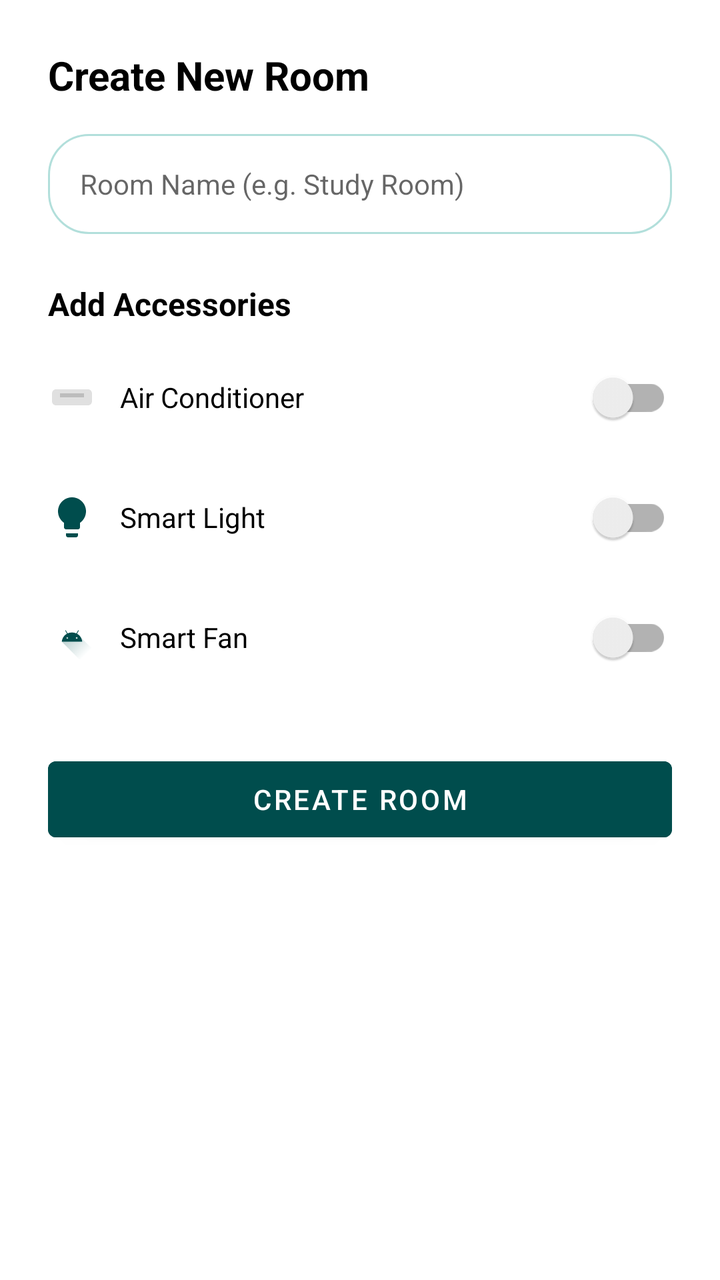
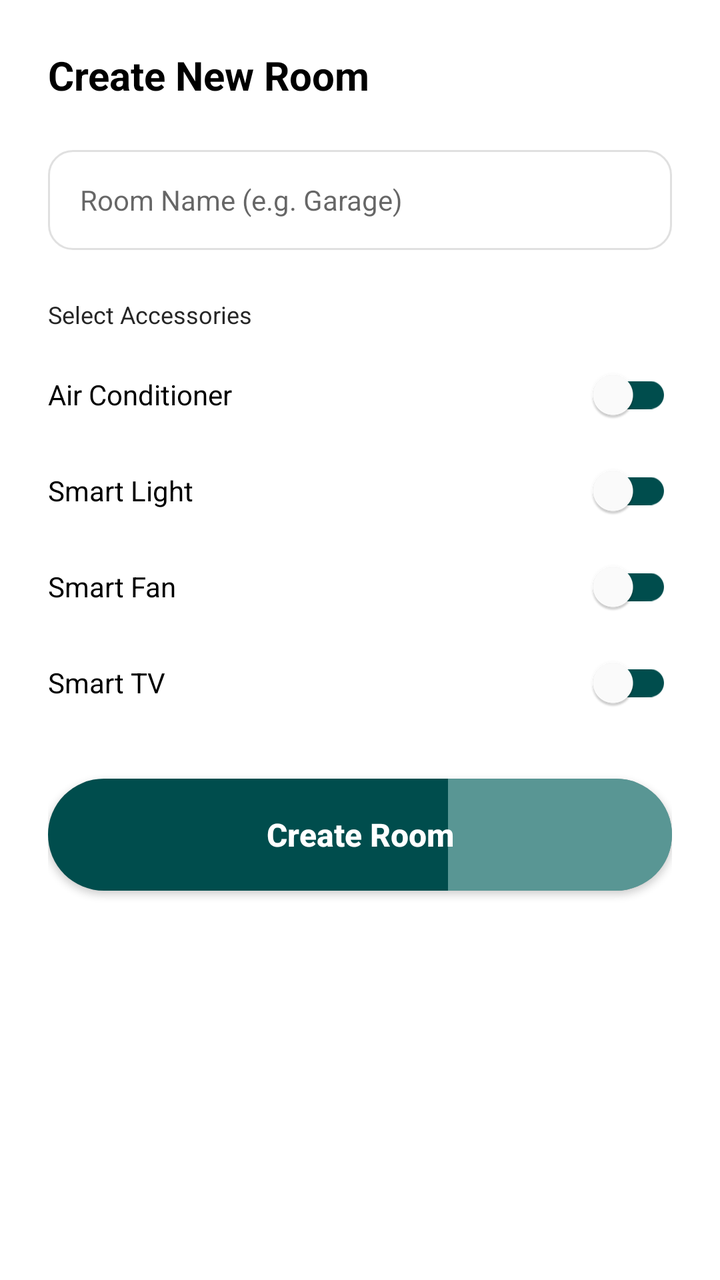

An Android layout rendered at two revisions. The XML below is the earlier revision; the diff shows what the commit changed to produce the second picture.
<!-- AndroidManifest.xml: application theme Theme.SmartHome -->
<!-- res/layout/dialog_create_room.xml -->
<?xml version="1.0" encoding="utf-8"?>
<LinearLayout xmlns:android="http://schemas.android.com/apk/res/android"
    android:layout_width="match_parent"
    android:layout_height="wrap_content"
    android:orientation="vertical"
    android:padding="24dp"
    android:background="@color/white">

    <TextView
        android:layout_width="wrap_content"
        android:layout_height="wrap_content"
        android:text="Create New Room"
        android:textColor="@color/black"
        android:textSize="20sp"
        android:textStyle="bold" />

    <EditText
        android:id="@+id/et_room_name"
        android:layout_width="match_parent"
        android:layout_height="50dp"
        android:layout_marginTop="16dp"
        android:background="@drawable/bg_search_outline"
        android:hint="Room Name (e.g. Study Room)"
        android:paddingHorizontal="16dp"
        android:textSize="14sp" />

    <TextView
        android:layout_width="wrap_content"
        android:layout_height="wrap_content"
        android:layout_marginTop="24dp"
        android:text="Add Accessories"
        android:textColor="@color/black"
        android:textSize="16sp"
        android:textStyle="bold" />

    
    <LinearLayout
        android:layout_width="match_parent"
        android:layout_height="wrap_content"
        android:layout_marginTop="12dp"
        android:gravity="center_vertical"
        android:orientation="horizontal">

        <ImageView
            android:layout_width="24dp"
            android:layout_height="24dp"
            android:src="@drawable/ic_ac"
            android:contentDescription="AC" />

        <TextView
            android:layout_width="0dp"
            android:layout_height="wrap_content"
            android:layout_marginStart="12dp"
            android:layout_weight="1"
            android:text="Air Conditioner"
            android:textColor="@color/black" />

        <androidx.appcompat.widget.SwitchCompat
            android:id="@+id/switch_ac"
            android:layout_width="wrap_content"
            android:layout_height="wrap_content" />
    </LinearLayout>

    
    <LinearLayout
        android:layout_width="match_parent"
        android:layout_height="wrap_content"
        android:layout_marginTop="12dp"
        android:gravity="center_vertical"
        android:orientation="horizontal">

        <ImageView
            android:layout_width="24dp"
            android:layout_height="24dp"
            android:src="@drawable/ic_bulb"
            android:contentDescription="Light" />

        <TextView
            android:layout_width="0dp"
            android:layout_height="wrap_content"
            android:layout_marginStart="12dp"
            android:layout_weight="1"
            android:text="Smart Light"
            android:textColor="@color/black" />

        <androidx.appcompat.widget.SwitchCompat
            android:id="@+id/switch_light"
            android:layout_width="wrap_content"
            android:layout_height="wrap_content" />
    </LinearLayout>

    
    <LinearLayout
        android:layout_width="match_parent"
        android:layout_height="wrap_content"
        android:layout_marginTop="12dp"
        android:gravity="center_vertical"
        android:orientation="horizontal">

        <ImageView
            android:layout_width="24dp"
            android:layout_height="24dp"
            android:src="@drawable/ic_launcher_foreground"
            android:contentDescription="Fan"
            android:tint="@color/primary_teal" />

        <TextView
            android:layout_width="0dp"
            android:layout_height="wrap_content"
            android:layout_marginStart="12dp"
            android:layout_weight="1"
            android:text="Smart Fan"
            android:textColor="@color/black" />

        <androidx.appcompat.widget.SwitchCompat
            android:id="@+id/switch_fan"
            android:layout_width="wrap_content"
            android:layout_height="wrap_content" />
    </LinearLayout>

    <Button
        android:id="@+id/btn_create"
        android:layout_width="match_parent"
        android:layout_height="50dp"
        android:layout_marginTop="32dp"
        android:backgroundTint="@color/primary_teal"
        android:text="Create Room"
        android:textColor="@color/white" />

</LinearLayout>
<!-- resources referenced by this layout -->
<resources>
  <color name="black">#000000</color>
  <color name="primary_teal">#004D4D</color>
  <color name="white">#FFFFFF</color>
  <!-- drawable bg_search_outline (drawable) -->
  <?xml version="1.0" encoding="utf-8"?>
  <shape xmlns:android="http://schemas.android.com/apk/res/android">
      <stroke android:width="1dp" android:color="#B2DFDB" />
      <corners android:radius="20dp" />
      <solid android:color="@color/white" />
  </shape>
  <!-- drawable ic_ac (drawable) -->
  <vector xmlns:android="http://schemas.android.com/apk/res/android"
      android:width="60dp"
      android:height="40dp"
      android:viewportWidth="60"
      android:viewportHeight="40">
    <path
        android:pathData="M50,10H10C7.24,10 5,12.24 5,15v10c0,2.76 2.24,5 5,5h40c2.76,0 5,-2.24 5,-5V15C55,12.24 52.76,10 50,10z"
        android:fillColor="#E0E0E0"/>
    <path
        android:pathData="M45,20H15v-5h30V20z"
        android:fillColor="#BDBDBD"/>
  </vector>
  <!-- drawable ic_bulb (drawable) -->
  <vector xmlns:android="http://schemas.android.com/apk/res/android"
      android:width="24dp"
      android:height="24dp"
      android:viewportWidth="24"
      android:viewportHeight="24">
    <path
        android:fillColor="#004D4D"
        android:pathData="M12,2c-3.86,0 -7,3.14 -7,7c0,2.38 1.19,4.47 3,5.74V17c0,0.55 0.45,1 1,1h6c0.55,0 1,-0.45 1,-1v-2.26c1.81,-1.27 3,-3.36 3,-5.74c0,-3.86 -3.14,-7 -7,-7zM9,21c0,0.55 0.45,1 1,1h4c0.55,0 1,-0.45 1,-1v-1H9v1z"/>
  </vector>
  <!-- drawable ic_launcher_foreground (drawable) -->
  <vector xmlns:android="http://schemas.android.com/apk/res/android"
      xmlns:aapt="http://schemas.android.com/aapt"
      android:width="108dp"
      android:height="108dp"
      android:viewportWidth="108"
      android:viewportHeight="108">
      <path android:pathData="M31,63.928c0,0 6.4,-11 12.1,-13.1c7.2,-2.6 26,-1.4 26,-1.4l38.1,38.1L107,108.928l-32,-1L31,63.928z">
          <aapt:attr name="android:fillColor">
              <gradient
                  android:endX="85.84757"
                  android:endY="92.4963"
                  android:startX="42.9492"
                  android:startY="49.59793"
                  android:type="linear">
                  <item
                      android:color="#44000000"
                      android:offset="0.0" />
                  <item
                      android:color="#00000000"
                      android:offset="1.0" />
              </gradient>
          </aapt:attr>
      </path>
      <path
          android:fillColor="#FFFFFF"
          android:fillType="nonZero"
          android:pathData="M65.3,45.828l3.8,-6.6c0.2,-0.4 0.1,-0.9 -0.3,-1.1c-0.4,-0.2 -0.9,-0.1 -1.1,0.3l-3.9,6.7c-6.3,-2.8 -13.4,-2.8 -19.7,0l-3.9,-6.7c-0.2,-0.4 -0.7,-0.5 -1.1,-0.3C38.8,38.328 38.7,38.828 38.9,39.228l3.8,6.6C36.2,49.428 31.7,56.028 31,63.928h46C76.3,56.028 71.8,49.428 65.3,45.828zM43.4,57.328c-0.8,0 -1.5,-0.5 -1.8,-1.2c-0.3,-0.7 -0.1,-1.5 0.4,-2.1c0.5,-0.5 1.4,-0.7 2.1,-0.4c0.7,0.3 1.2,1 1.2,1.8C45.3,56.528 44.5,57.328 43.4,57.328L43.4,57.328zM64.6,57.328c-0.8,0 -1.5,-0.5 -1.8,-1.2s-0.1,-1.5 0.4,-2.1c0.5,-0.5 1.4,-0.7 2.1,-0.4c0.7,0.3 1.2,1 1.2,1.8C66.5,56.528 65.6,57.328 64.6,57.328L64.6,57.328z"
          android:strokeWidth="1"
          android:strokeColor="#00000000" />
  </vector>
  <style name="Theme.SmartHome" parent="Base.Theme.SmartHome" />
  <style name="Base.Theme.SmartHome" parent="Theme.MaterialComponents.Light.NoActionBar">
          
          <item name="android:colorBackground">@color/background_light</item>
          <item name="android:windowLightStatusBar">true</item>
          <item name="android:statusBarColor">@color/white</item>
      </style>
  <color name="background_light">#F5F7F7</color>
</resources>

<!-- the commit's change to res/layout/dialog_create_room.xml (unified diff, before → after) -->
@@ -1,130 +1,176 @@
 <?xml version="1.0" encoding="utf-8"?>
-<LinearLayout xmlns:android="http://schemas.android.com/apk/res/android"
+<androidx.constraintlayout.widget.ConstraintLayout xmlns:android="http://schemas.android.com/apk/res/android"
+    xmlns:app="http://schemas.android.com/apk/res-auto"
     android:layout_width="match_parent"
     android:layout_height="wrap_content"
-    android:orientation="vertical"
     android:padding="24dp"
     android:background="@color/white">
 
     <TextView
+        android:id="@+id/tv_dialog_title"
         android:layout_width="wrap_content"
         android:layout_height="wrap_content"
         android:text="Create New Room"
         android:textColor="@color/black"
         android:textSize="20sp"
-        android:textStyle="bold" />
+        android:textStyle="bold"
+        app:layout_constraintStart_toStartOf="parent"
+        app:layout_constraintTop_toTopOf="parent" />
 
     <EditText
         android:id="@+id/et_room_name"
         android:layout_width="match_parent"
         android:layout_height="50dp"
-        android:layout_marginTop="16dp"
-        android:background="@drawable/bg_search_outline"
-        android:hint="Room Name (e.g. Study Room)"
+        android:layout_marginTop="24dp"
+        android:background="@drawable/bg_edittext"
+        android:hint="Room Name (e.g. Garage)"
+        android:inputType="textCapWords"
         android:paddingHorizontal="16dp"
-        android:textSize="14sp" />
+        android:textSize="14sp"
+        app:layout_constraintTop_toBottomOf="@id/tv_dialog_title" />
 
     <TextView
+        android:id="@+id/tv_accessories_label"
         android:layout_width="wrap_content"
         android:layout_height="wrap_content"
         android:layout_marginTop="24dp"
-        android:text="Add Accessories"
-        android:textColor="@color/black"
-        android:textSize="16sp"
-        android:textStyle="bold" />
+        android:text="Select Accessories"
+        android:textColor="@color/gray_text"
+        android:textSize="12sp"
+        app:layout_constraintStart_toStartOf="parent"
+        app:layout_constraintTop_toBottomOf="@id/et_room_name" />
 
-    
-    <LinearLayout
+    <androidx.core.widget.NestedScrollView
+        android:id="@+id/nsv_accessories"
         android:layout_width="match_parent"
-        android:layout_height="wrap_content"
-        android:layout_marginTop="12dp"
-        android:gravity="center_vertical"
-        android:orientation="horizontal">
+        android:layout_height="200dp"
+        android:layout_marginTop="8dp"
+        app:layout_constraintTop_toBottomOf="@id/tv_accessories_label">
 
-        <ImageView
-            android:layout_width="24dp"
-            android:layout_height="24dp"
-            android:src="@drawable/ic_ac"
-            android:contentDescription="AC" />
+        <LinearLayout
+            android:layout_width="match_parent"
+            android:layout_height="wrap_content"
+            android:orientation="vertical">
 
-        <TextView
-            android:layout_width="0dp"
-            android:layout_height="wrap_content"
-            android:layout_marginStart="12dp"
-            android:layout_weight="1"
-            android:text="Air Conditioner"
-            android:textColor="@color/black" />
+            
+            <RelativeLayout
+                android:id="@+id/rl_ac"
+                android:layout_width="match_parent"
+                android:layout_height="48dp">
+                <TextView
+                    android:layout_width="wrap_content"
+                    android:layout_height="wrap_content"
+                    android:layout_centerVertical="true"
+                    android:text="Air Conditioner"
+                    android:textColor="@color/black" />
+                <androidx.appcompat.widget.SwitchCompat
+                    android:id="@+id/switch_ac"
+                    android:layout_width="wrap_content"
+                    android:layout_height="wrap_content"
+                    android:layout_alignParentEnd="true"
+                    android:layout_centerVertical="true"
+                    app:thumbTint="@color/white"
+                    app:trackTint="@color/primary_teal" />
+            </RelativeLayout>
 
-        <androidx.appcompat.widget.SwitchCompat
-            android:id="@+id/switch_ac"
-            android:layout_width="wrap_content"
-            android:layout_height="wrap_content" />
-    </LinearLayout>
+            
+            <RelativeLayout
+                android:id="@+id/rl_light"
+                android:layout_width="match_parent"
+                android:layout_height="48dp">
+                <TextView
+                    android:layout_width="wrap_content"
+                    android:layout_height="wrap_content"
+                    android:layout_centerVertical="true"
+                    android:text="Smart Light"
+                    android:textColor="@color/black" />
+                <androidx.appcompat.widget.SwitchCompat
+                    android:id="@+id/switch_light"
+                    android:layout_width="wrap_content"
+                    android:layout_height="wrap_content"
+                    android:layout_alignParentEnd="true"
+                    android:layout_centerVertical="true"
+                    app:thumbTint="@color/white"
+                    app:trackTint="@color/primary_teal" />
+            </RelativeLayout>
 
-    
-    <LinearLayout
-        android:layout_width="match_parent"
-        android:layout_height="wrap_content"
-        android:layout_marginTop="12dp"
-        android:gravity="center_vertical"
-        android:orientation="horizontal">
+            
+            <RelativeLayout
+                android:id="@+id/rl_fan"
+                android:layout_width="match_parent"
+                android:layout_height="48dp">
+                <TextView
+                    android:layout_width="wrap_content"
+                    android:layout_height="wrap_content"
+                    android:layout_centerVertical="true"
+                    android:text="Smart Fan"
+                    android:textColor="@color/black" />
+                <androidx.appcompat.widget.SwitchCompat
+                    android:id="@+id/switch_fan"
+                    android:layout_width="wrap_content"
+                    android:layout_height="wrap_content"
+                    android:layout_alignParentEnd="true"
+                    android:layout_centerVertical="true"
+                    app:thumbTint="@color/white"
+                    app:trackTint="@color/primary_teal" />
+            </RelativeLayout>
 
-        <ImageView
-            android:layout_width="24dp"
-            android:layout_height="24dp"
-            android:src="@drawable/ic_bulb"
-            android:contentDescription="Light" />
+            
+            <RelativeLayout
+                android:id="@+id/rl_tv"
+                android:layout_width="match_parent"
+                android:layout_height="48dp">
+                <TextView
+                    android:layout_width="wrap_content"
+                    android:layout_height="wrap_content"
+                    android:layout_centerVertical="true"
+                    android:text="Smart TV"
+                    android:textColor="@color/black" />
+                <androidx.appcompat.widget.SwitchCompat
+                    android:id="@+id/switch_tv"
+                    android:layout_width="wrap_content"
+                    android:layout_height="wrap_content"
+                    android:layout_alignParentEnd="true"
+                    android:layout_centerVertical="true"
+                    app:thumbTint="@color/white"
+                    app:trackTint="@color/primary_teal" />
+            </RelativeLayout>
 
-        <TextView
-            android:layout_width="0dp"
-            android:layout_height="wrap_content"
-            android:layout_marginStart="12dp"
-            android:layout_weight="1"
-            android:text="Smart Light"
-            android:textColor="@color/black" />
+            
+            <RelativeLayout
+                android:id="@+id/rl_speaker"
+                android:layout_width="match_parent"
+                android:layout_height="48dp">
+                <TextView
+                    android:layout_width="wrap_content"
+                    android:layout_height="wrap_content"
+                    android:layout_centerVertical="true"
+                    android:text="Smart Speaker"
+                    android:textColor="@color/black" />
+                <androidx.appcompat.widget.SwitchCompat
+                    android:id="@+id/switch_speaker"
+                    android:layout_width="wrap_content"
+                    android:layout_height="wrap_content"
+                    android:layout_alignParentEnd="true"
+                    android:layout_centerVertical="true"
+                    app:thumbTint="@color/white"
+                    app:trackTint="@color/primary_teal" />
+            </RelativeLayout>
 
-        <androidx.appcompat.widget.SwitchCompat
-            android:id="@+id/switch_light"
-            android:layout_width="wrap_content"
-            android:layout_height="wrap_content" />
-    </LinearLayout>
+        </LinearLayout>
+    </androidx.core.widget.NestedScrollView>
 
-    
-    <LinearLayout
-        android:layout_width="match_parent"
-        android:layout_height="wrap_content"
-        android:layout_marginTop="12dp"
-        android:gravity="center_vertical"
-        android:orientation="horizontal">
-
-        <ImageView
-            android:layout_width="24dp"
-            android:layout_height="24dp"
-            android:src="@drawable/ic_launcher_foreground"
-            android:contentDescription="Fan"
-            android:tint="@color/primary_teal" />
-
-        <TextView
-            android:layout_width="0dp"
-            android:layout_height="wrap_content"
-            android:layout_marginStart="12dp"
-            android:layout_weight="1"
-            android:text="Smart Fan"
-            android:textColor="@color/black" />
-
-        <androidx.appcompat.widget.SwitchCompat
-            android:id="@+id/switch_fan"
-            android:layout_width="wrap_content"
-            android:layout_height="wrap_content" />
-    </LinearLayout>
-
-    <Button
+    <androidx.appcompat.widget.AppCompatButton
         android:id="@+id/btn_create"
         android:layout_width="match_parent"
-        android:layout_height="50dp"
-        android:layout_marginTop="32dp"
-        android:backgroundTint="@color/primary_teal"
+        android:layout_height="56dp"
+        android:layout_marginTop="16dp"
+        android:background="@drawable/bg_pill_button"
         android:text="Create Room"
-        android:textColor="@color/white" />
+        android:textAllCaps="false"
+        android:textColor="@color/white"
+        android:textSize="16sp"
+        android:textStyle="bold"
+        app:layout_constraintTop_toBottomOf="@id/nsv_accessories" />
 
-</LinearLayout>
+</androidx.constraintlayout.widget.ConstraintLayout>
<!-- resource entries referenced after the edit -->
@@ -1,70 +1,36 @@
 <!-- resources referenced by this layout -->
 <resources>
   <color name="black">#000000</color>
+  <color name="gray_text">#262626</color>
   <color name="primary_teal">#004D4D</color>
   <color name="white">#FFFFFF</color>
-  <!-- drawable bg_search_outline (drawable) -->
+  <!-- drawable bg_edittext (drawable) -->
   <?xml version="1.0" encoding="utf-8"?>
+  
   <shape xmlns:android="http://schemas.android.com/apk/res/android">
-      <stroke android:width="1dp" android:color="#B2DFDB" />
-      <corners android:radius="20dp" />
+      <stroke android:width="1dp" android:color="@color/light_gray" />
+      <corners android:radius="12dp" />
       <solid android:color="@color/white" />
   </shape>
-  <!-- drawable ic_ac (drawable) -->
-  <vector xmlns:android="http://schemas.android.com/apk/res/android"
-      android:width="60dp"
-      android:height="40dp"
-      android:viewportWidth="60"
-      android:viewportHeight="40">
-    <path
-        android:pathData="M50,10H10C7.24,10 5,12.24 5,15v10c0,2.76 2.24,5 5,5h40c2.76,0 5,-2.24 5,-5V15C55,12.24 52.76,10 50,10z"
-        android:fillColor="#E0E0E0"/>
-    <path
-        android:pathData="M45,20H15v-5h30V20z"
-        android:fillColor="#BDBDBD"/>
-  </vector>
-  <!-- drawable ic_bulb (drawable) -->
-  <vector xmlns:android="http://schemas.android.com/apk/res/android"
-      android:width="24dp"
-      android:height="24dp"
-      android:viewportWidth="24"
-      android:viewportHeight="24">
-    <path
-        android:fillColor="#004D4D"
-        android:pathData="M12,2c-3.86,0 -7,3.14 -7,7c0,2.38 1.19,4.47 3,5.74V17c0,0.55 0.45,1 1,1h6c0.55,0 1,-0.45 1,-1v-2.26c1.81,-1.27 3,-3.36 3,-5.74c0,-3.86 -3.14,-7 -7,-7zM9,21c0,0.55 0.45,1 1,1h4c0.55,0 1,-0.45 1,-1v-1H9v1z"/>
-  </vector>
-  <!-- drawable ic_launcher_foreground (drawable) -->
-  <vector xmlns:android="http://schemas.android.com/apk/res/android"
-      xmlns:aapt="http://schemas.android.com/aapt"
-      android:width="108dp"
-      android:height="108dp"
-      android:viewportWidth="108"
-      android:viewportHeight="108">
-      <path android:pathData="M31,63.928c0,0 6.4,-11 12.1,-13.1c7.2,-2.6 26,-1.4 26,-1.4l38.1,38.1L107,108.928l-32,-1L31,63.928z">
-          <aapt:attr name="android:fillColor">
-              <gradient
-                  android:endX="85.84757"
-                  android:endY="92.4963"
-                  android:startX="42.9492"
-                  android:startY="49.59793"
-                  android:type="linear">
-                  <item
-                      android:color="#44000000"
-                      android:offset="0.0" />
-                  <item
-                      android:color="#00000000"
-                      android:offset="1.0" />
-              </gradient>
-          </aapt:attr>
-      </path>
-      <path
-          android:fillColor="#FFFFFF"
-          android:fillType="nonZero"
-          android:pathData="M65.3,45.828l3.8,-6.6c0.2,-0.4 0.1,-0.9 -0.3,-1.1c-0.4,-0.2 -0.9,-0.1 -1.1,0.3l-3.9,6.7c-6.3,-2.8 -13.4,-2.8 -19.7,0l-3.9,-6.7c-0.2,-0.4 -0.7,-0.5 -1.1,-0.3C38.8,38.328 38.7,38.828 38.9,39.228l3.8,6.6C36.2,49.428 31.7,56.028 31,63.928h46C76.3,56.028 71.8,49.428 65.3,45.828zM43.4,57.328c-0.8,0 -1.5,-0.5 -1.8,-1.2c-0.3,-0.7 -0.1,-1.5 0.4,-2.1c0.5,-0.5 1.4,-0.7 2.1,-0.4c0.7,0.3 1.2,1 1.2,1.8C45.3,56.528 44.5,57.328 43.4,57.328L43.4,57.328zM64.6,57.328c-0.8,0 -1.5,-0.5 -1.8,-1.2s-0.1,-1.5 0.4,-2.1c0.5,-0.5 1.4,-0.7 2.1,-0.4c0.7,0.3 1.2,1 1.2,1.8C66.5,56.528 65.6,57.328 64.6,57.328L64.6,57.328z"
-          android:strokeWidth="1"
-          android:strokeColor="#00000000" />
-  </vector>
+  <!-- drawable bg_pill_button (drawable) -->
+  <?xml version="1.0" encoding="utf-8"?>
+  
+  <layer-list xmlns:android="http://schemas.android.com/apk/res/android">
+      <item>
+          <shape android:shape="rectangle">
+              <solid android:color="#004D4D" />
+              <corners android:radius="30dp" />
+          </shape>
+      </item>
+      <item android:right="0dp" android:left="200dp">
+          <shape android:shape="rectangle">
+              <solid android:color="#80B2DFDB" />
+              <corners android:topRightRadius="30dp" android:bottomRightRadius="30dp" />
+          </shape>
+      </item>
+  </layer-list>
   <style name="Theme.SmartHome" parent="Base.Theme.SmartHome" />
+  <color name="light_gray">#E0E0E0</color>
   <style name="Base.Theme.SmartHome" parent="Theme.MaterialComponents.Light.NoActionBar">
           
           <item name="android:colorBackground">@color/background_light</item>
